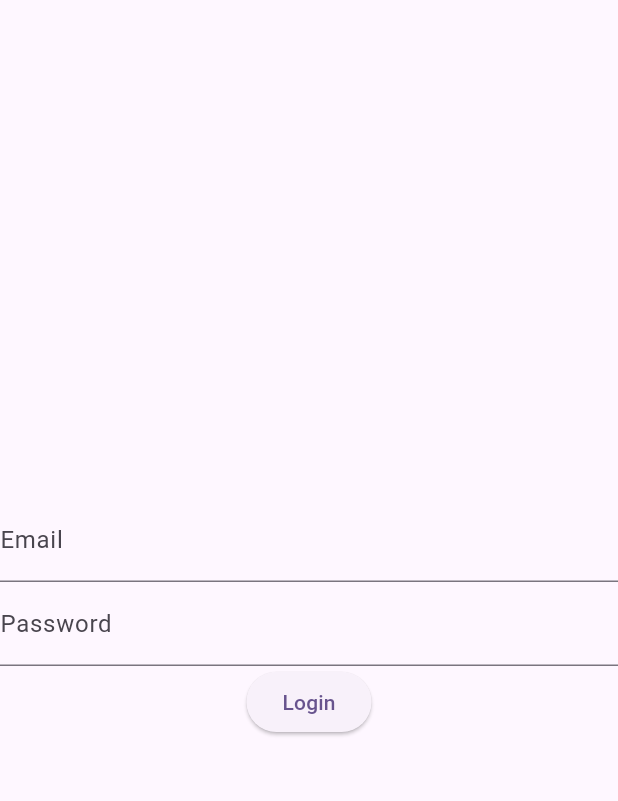
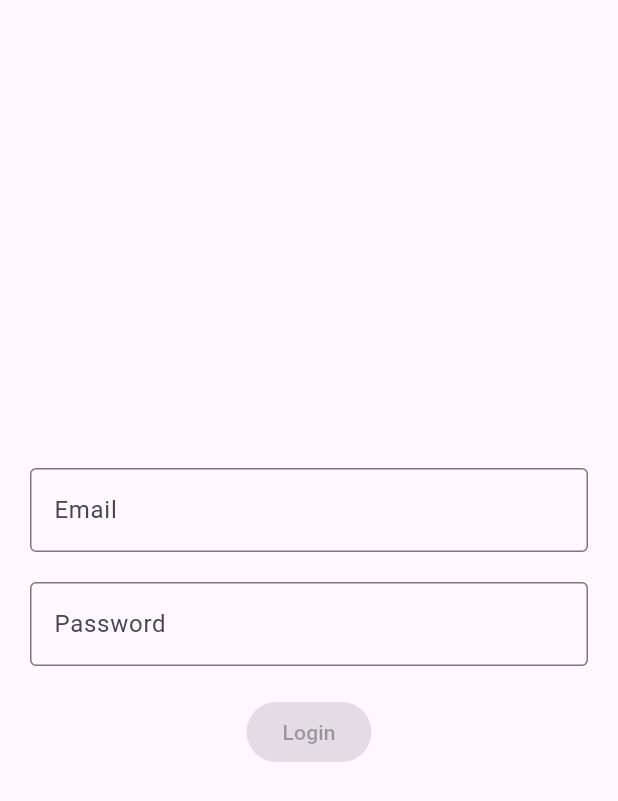
Before and after one commit to cseitrobi/demo_presentation, a Flutter app: the screen it shows after launch, on a phone screen of 412 x 824 dp. Shown: the top 801 px of the screen. Run offline on Flutter 3.47's test engine with Material 3 defaults, Android fonts, the phone set to English and light mode, and no system bars.

Commit message:
[wip] redesign login

```diff
--- a/lib/feature/auth/login/presentation/login.dart
+++ b/lib/feature/auth/login/presentation/login.dart
@@ -1,52 +1,128 @@
+import 'package:flutter/material.dart';
 import 'package:demo_blog/feature/dashboard/presentation/dashboard.dart';
-import 'package:flutter/material.dart';
 
-class login extends StatefulWidget {
-  const login({Key? key}) : super(key: key);
+class Login extends StatefulWidget {
+  const Login({Key? key}) : super(key: key);
 
   @override
-  State<login> createState() => _loginState();
+  State<Login> createState() => _LoginState();
 }
 
-class _loginState extends State<login> {
+class _LoginState extends State<Login> {
   TextEditingController emailController = TextEditingController();
   TextEditingController passwordController = TextEditingController();
+  bool isButtonEnabled = false;
+  bool isEmailValid = false;
+  bool isPasswordValid = false;
+
   @override
   Widget build(BuildContext context) {
     return SafeArea(
       child: Scaffold(
-        body: Center(
+        body: Padding(
+          padding: const EdgeInsets.all(20),
+          child: Center(
             child: Column(
               mainAxisAlignment: MainAxisAlignment.center,
               children: [
                 TextField(
                   controller: emailController,
-                onChanged: (value) {},
+                  onChanged: (value) {
+                    setState(() {
+                      isEmailValid = isValidEmail(emailController.text);
+                      isButtonEnabled = isEmailValid && isPasswordValid;
+                    });
+                  },
                   decoration: InputDecoration(
-                    label: Text("Email"), hintText: "Enter your email"),
+                    labelText: "Email",
+                    hintText: "Enter your email",
+                    border: OutlineInputBorder(
+                      borderSide: BorderSide(
+                        color: Colors.black,
                       ),
+                    ),
+                    focusedBorder: OutlineInputBorder(
+                      borderSide: BorderSide(
+                        width: 3,
+                        color: isEmailValid ? Colors.green : Colors.red,
+                      ),
+                    ),
+                  ),
+                ),
+                SizedBox(height: 20),
                 TextField(
                   controller: passwordController,
-                onChanged: (value) {},
+                  onChanged: (value) {
+                    setState(() {
+                      isPasswordValid =
+                          isValidPassword(passwordController.text);
+                      isButtonEnabled = isEmailValid && isPasswordValid;
+                    });
+                  },
                   obscureText: true,
                   decoration: InputDecoration(
-                    label: Text("Password"), hintText: "Enter your password"),
+                    labelText: "Password",
+                    hintText: "Enter your password",
+                    border: OutlineInputBorder(
+                      borderSide: BorderSide(
+                        color: Colors.black,
                       ),
+                    ),
+                    focusedBorder: OutlineInputBorder(
+                      borderSide: BorderSide(
+                        width: 3,
+                        color: isEmailValid ? Colors.green : Colors.red,
+                      ),
+                    ),
+                  ),
+                ),
+                SizedBox(height: 20),
                 ElevatedButton(
-                  onPressed: () {
-                    Navigator.push(
-                      context,
-                      MaterialPageRoute(
-                        builder: (context) =>
-                            Dashboard(),
+                  onPressed: isButtonEnabled ? () => _login() : null,
+                  style: ElevatedButton.styleFrom(
+                    backgroundColor:
+                        isButtonEnabled ? Colors.blue : Colors.grey,
                   ),
-                    );
-                  },
-                  child: Text("Login"))
+                  child: Text("Login"),
+                ),
               ],
+            ),
           ),
         ),
       ),
     );
   }
+
+  bool isValidEmail(String email) {
+    // Null or empty check
+    if (email.isEmpty) return false;
+
+    // Regular expression for email validation
+    final emailRegex = RegExp(
+      r'^[\w-\.]+@([\w-]+\.)+[\w-]{2,4}$',
+      caseSensitive: false,
+      multiLine: false,
+    );
+
+    // Check if the email matches the regular expression
+    return emailRegex.hasMatch(email);
   }
+
+  bool isValidPassword(String password) {
+    // You can implement your password validation logic here.
+    return password.isNotEmpty && password.length >= 8;
+  }
+
+  void _login() {
+    // Check if email and password match the specific credentials.
+    if (emailController.text == "xyz@gmail.com" &&
+        passwordController.text == "12345678") {
+      Navigator.push(
+        context,
+        MaterialPageRoute(
+          builder: (context) => Dashboard(),
+        ),
+      );
+    }
+  }
+}
--- a/lib/main.dart
+++ b/lib/main.dart
@@ -17,7 +17,7 @@ class MyApp extends StatelessWidget {
         colorScheme: ColorScheme.fromSeed(seedColor: Colors.deepPurple),
         useMaterial3: true,
       ),
-      home: const login(),
+      home: Login(),
     );
   }
 }
```
Lines whose indentation alone changed are shown as unchanged.
